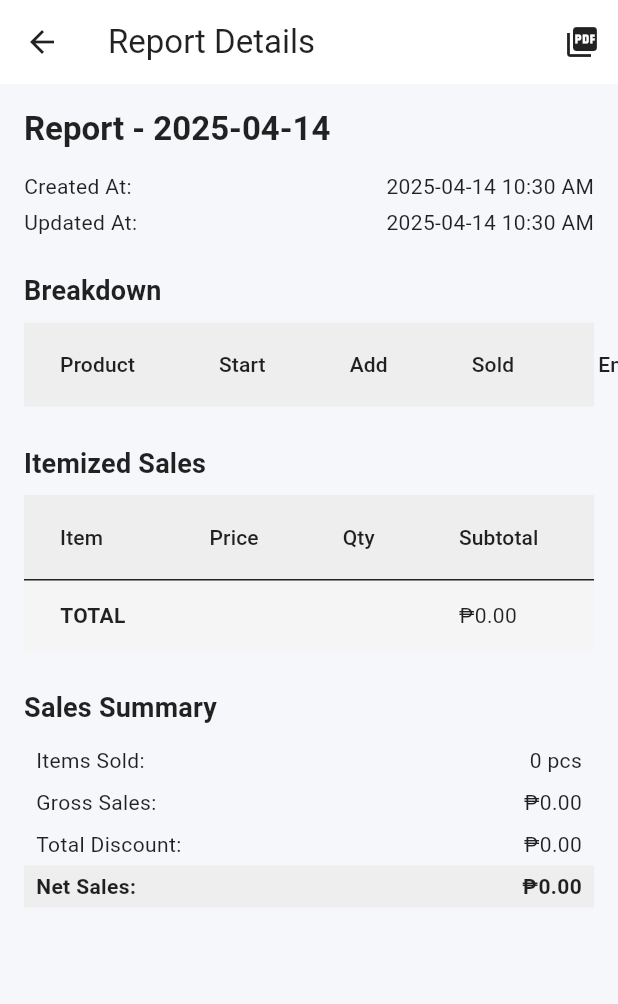
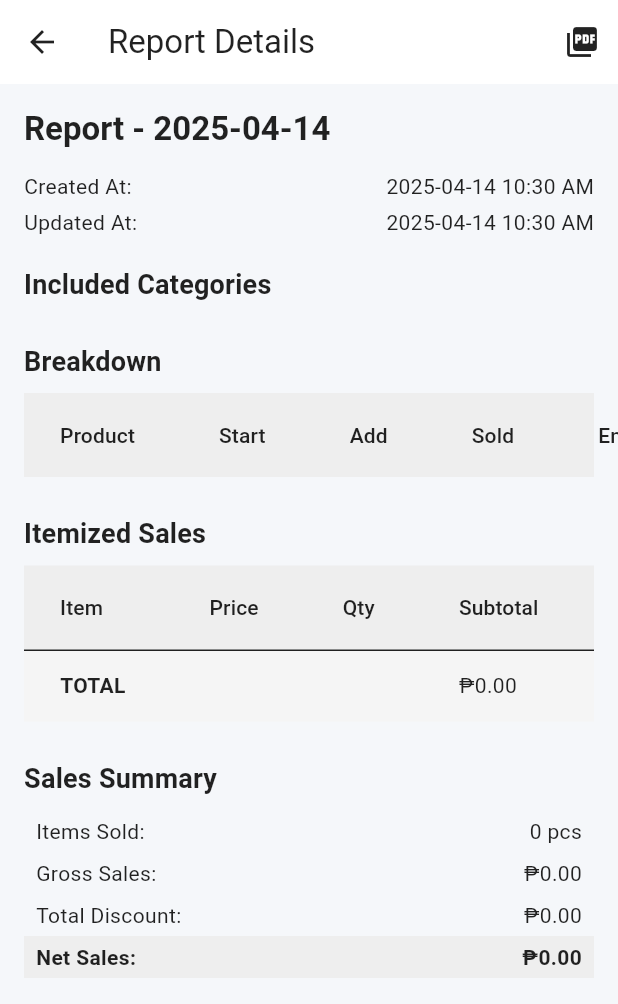
Before and after one commit to jsonjuliane/pos-app, a Flutter app: the ReportDetailPage screen opened directly with empty values, after a tap on the "picture as pdf" icon, on a phone screen of 412 x 824 dp. Shown: the top 1004 px of the screen. Run offline on Flutter 3.47's test engine with Material 3 defaults, Android fonts, the phone set to English and light mode, and no system bars; our stand-ins replace cloud_firestore, firebase_auth, firebase_core, flutter_riverpod, go_router, package_info_plus and 3 more; accounts and stored records are empty.

Commit message:
[PRODUCT] Dynamic removal of items in report page via category inclusion / exclusion

```diff
--- a/lib/features/report/data/model/sales_summary.dart
+++ b/lib/features/report/data/model/sales_summary.dart
@@ -17,6 +17,7 @@ class SalesSummary {
 }
 
 class SalesSummaryItem {
+  final String productId;
   final String name;
   final double price;
   final bool discounted;
@@ -25,6 +26,7 @@ class SalesSummaryItem {
   final double discount;
 
   SalesSummaryItem({
+    required this.productId,
     required this.name,
     required this.price,
     required this.discounted,
--- a/lib/features/report/domain/repository/report_repository.dart
+++ b/lib/features/report/domain/repository/report_repository.dart
@@ -118,6 +118,7 @@ class ReportRepository {
         if (itemMap.containsKey(key)) {
           final existing = itemMap[key]!;
           itemMap[key] = SalesSummaryItem(
+            productId: existing.productId.toString(),
             name: existing.name,
             price: existing.price,
             discounted: existing.discounted,
@@ -127,6 +128,7 @@ class ReportRepository {
           );
         } else {
           itemMap[key] = SalesSummaryItem(
+            productId: item.productId,
             name: item.name,
             price: item.price,
             discounted: order.discountApplied,
--- a/lib/features/report/presentation/pages/report_detail_page.dart
+++ b/lib/features/report/presentation/pages/report_detail_page.dart
@@ -12,7 +12,9 @@ import '../../data/model/inventory_report.dart';
 import '../../data/model/sales_summary.dart';
 import '../../data/providers/report_repo_providers.dart';
 
-class ReportDetailPage extends ConsumerWidget {
+/// ReportDetailPage displays the detailed report with dynamic filtering by included product categories.
+/// The same filtering is applied to the generated PDF.
+class ReportDetailPage extends ConsumerStatefulWidget {
   final InventoryReport report;
   final Map<String, Product> productMap;
 
@@ -23,9 +25,26 @@ class ReportDetailPage extends ConsumerWidget {
   });
 
   @override
-  Widget build(BuildContext context, WidgetRef ref) {
+  ConsumerState<ReportDetailPage> createState() => _ReportDetailPageState();
+}
+
+class _ReportDetailPageState extends ConsumerState<ReportDetailPage> {
+  late Set<String> _includedCategories;
+
+  @override
+  void initState() {
+    super.initState();
+    // By default, include all available categories from the productMap.
+    _includedCategories = widget.productMap.values.map((p) => p.category).toSet();
+  }
+
+  @override
+  Widget build(BuildContext context) {
     final theme = Theme.of(context);
     final dateFormatter = DateFormat('yyyy-MM-dd hh:mm a');
+
+    // Get all unique categories from productMap.
+    final allCategories = widget.productMap.values.map((p) => p.category).toSet();
 
     return Scaffold(
       appBar: AppBar(
@@ -35,11 +54,15 @@ class ReportDetailPage extends ConsumerWidget {
             icon: const Icon(Icons.picture_as_pdf),
             onPressed: () async {
               final summary = await ref.read(reportRepoProvider).getSalesSummary(
-                branchId: report.branchId,
-                date: report.date,
+                branchId: widget.report.branchId,
+                date: widget.report.date,
               );
               await Printing.layoutPdf(
-                onLayout: (format) => _generatePdf(report, summary),
+                onLayout: (format) => _generatePdf(
+                  widget.report,
+                  summary,
+                  includedCategories: _includedCategories,
+                ),
               );
             },
           ),
@@ -47,45 +70,89 @@ class ReportDetailPage extends ConsumerWidget {
       ),
       body: FutureBuilder<SalesSummary>(
         future: ref.read(reportRepoProvider).getSalesSummary(
-          branchId: report.branchId,
-          date: report.date,
+          branchId: widget.report.branchId,
+          date: widget.report.date,
         ),
         builder: (context, snapshot) {
           if (!snapshot.hasData) return const Center(child: CircularProgressIndicator());
+          final summary = snapshot.data!;
 
-          final summary = snapshot.data!;
-          final groupedItems = _groupSalesItems(summary.items);
+          // Filter sales items based on included categories.
+          final filteredSalesItems = summary.items.where((item) {
+            final prod = widget.productMap[item.productId];
+            return prod != null && _includedCategories.contains(prod.category);
+          }).toList();
+
+          // Group the filtered sales items using the same logic.
+          final groupedItems = _groupSalesItems(filteredSalesItems);
           final totalSubtotal = groupedItems.fold<double>(0, (sum, item) => sum + item['subtotal']);
           final totalDiscount = groupedItems.fold<double>(0, (sum, item) => sum + item['discount']);
           final totalFinal = totalSubtotal - totalDiscount;
 
+          // Recalculate summary from filtered items.
+          final totalItemsSold = filteredSalesItems.fold<int>(0, (sum, item) => sum + item.quantity);
+          final grossSales = filteredSalesItems.fold<double>(0, (sum, item) => sum + item.subtotal);
+          final totalDiscountAgg = filteredSalesItems.fold<double>(0, (sum, item) => sum + item.discount);
+          final netSales = grossSales - totalDiscountAgg;
+
           return ListView(
             padding: const EdgeInsets.all(16),
             children: [
-              Text('Report - ${DateFormat('yyyy-MM-dd').format(report.date)}',
-                  style: theme.textTheme.titleLarge?.copyWith(fontWeight: FontWeight.bold)),
+              // Report Header
+              Text(
+                'Report - ${DateFormat('yyyy-MM-dd').format(widget.report.date)}',
+                style: theme.textTheme.titleLarge?.copyWith(fontWeight: FontWeight.bold),
+              ),
               const SizedBox(height: 12),
+              _infoRow('Created At:', dateFormatter.format(widget.report.createdAt.toLocal())),
+              _infoRow('Updated At:', dateFormatter.format(widget.report.updatedAt.toLocal())),
+              const SizedBox(height: 16),
 
-              _infoRow('Created At:', dateFormatter.format(report.createdAt.toLocal())),
-              _infoRow('Updated At:', dateFormatter.format(report.updatedAt.toLocal())),
+              // Included Categories Filter
+              Text('Included Categories', style: theme.textTheme.titleMedium),
+              const SizedBox(height: 8),
+              Wrap(
+                spacing: 8,
+                children: allCategories.map((category) {
+                  final isSelected = _includedCategories.contains(category);
+                  return FilterChip(
+                    label: Text(category),
+                    selected: isSelected,
+                    onSelected: (selected) {
+                      setState(() {
+                        if (selected) {
+                          _includedCategories.add(category);
+                        } else {
+                          _includedCategories.remove(category);
+                        }
+                      });
+                    },
+                  );
+                }).toList(),
+              ),
+              const SizedBox(height: 16),
 
-              const SizedBox(height: 20),
+              // Inventory Breakdown Section
               Text('Breakdown', style: theme.textTheme.titleMedium),
               const SizedBox(height: 8),
               _buildInventoryTable(theme),
 
               const SizedBox(height: 24),
+
+              // Itemized Sales Section
               Text('Itemized Sales', style: theme.textTheme.titleMedium),
               const SizedBox(height: 8),
               _buildSalesTable(theme, groupedItems, totalSubtotal, totalDiscount, totalFinal),
 
               const SizedBox(height: 24),
+
+              // Sales Summary Section
               Text('Sales Summary', style: theme.textTheme.titleMedium),
               const SizedBox(height: 8),
-              _summaryRow('Items Sold:', '${summary.totalItemsSold} pcs'),
-              _summaryRow('Gross Sales:', '₱${summary.grossSales.toStringAsFixed(2)}'),
-              _summaryRow('Total Discount:', '₱${summary.totalDiscount.toStringAsFixed(2)}'),
-              _summaryRow('Net Sales:', '₱${summary.netSales.toStringAsFixed(2)}', bold: true, highlight: true),
+              _summaryRow('Items Sold:', '${totalItemsSold} pcs'),
+              _summaryRow('Gross Sales:', '₱${grossSales.toStringAsFixed(2)}'),
+              _summaryRow('Total Discount:', '₱${totalDiscountAgg.toStringAsFixed(2)}'),
+              _summaryRow('Net Sales:', '₱${netSales.toStringAsFixed(2)}', bold: true, highlight: true),
             ],
           );
         },
@@ -93,6 +160,7 @@ class ReportDetailPage extends ConsumerWidget {
     );
   }
 
+  /// Groups sales items by (name + price).
   List<Map<String, dynamic>> _groupSalesItems(List items) {
     final grouped = <String, Map<String, dynamic>>{};
     for (final item in items) {
@@ -114,39 +182,33 @@ class ReportDetailPage extends ConsumerWidget {
     return grouped.values.toList();
   }
 
+  /// Builds a simple info row for label and value.
   Widget _infoRow(String label, String value) {
     return Padding(
       padding: const EdgeInsets.symmetric(vertical: 2),
-      child: Row(children: [
-        Expanded(child: Text(label, style: const TextStyle(color: Colors.black87))),
-        Text(value),
-      ]),
-    );
-  }
-
-  Widget _summaryRow(String label, String value, {bool bold = false, bool highlight = false}) {
-    return Container(
-      color: highlight ? Colors.grey.shade200 : null,
-      padding: const EdgeInsets.symmetric(vertical: 4, horizontal: 8),
       child: Row(
         children: [
-          Expanded(child: Text(label, style: bold ? const TextStyle(fontWeight: FontWeight.bold) : null)),
-          Text(value, style: TextStyle(fontWeight: bold ? FontWeight.bold : null)),
+          Expanded(child: Text(label, style: const TextStyle(color: Colors.black87))),
+          Text(value),
         ],
       ),
     );
   }
 
+  /// Builds the Inventory Breakdown table filtered by included categories.
   Widget _buildInventoryTable(ThemeData theme) {
     final headers = ['Product', 'Start', 'Add', 'Sold', 'End'];
-    final rows = report.startInventory.keys.map((productId) {
-      final name = productMap[productId]?.name ?? 'Unknown';
+    final rows = widget.report.startInventory.keys.where((productId) {
+      final product = widget.productMap[productId];
+      return product != null && _includedCategories.contains(product.category);
+    }).map((productId) {
+      final name = widget.productMap[productId]?.name ?? 'Unknown';
       return [
         name,
-        '${report.startInventory[productId] ?? 0}',
-        '${report.addedInventory[productId] ?? 0}',
-        '${report.soldInventory[productId] ?? 0}',
-        '${report.endInventory[productId] ?? 0}',
+        '${widget.report.startInventory[productId] ?? 0}',
+        '${widget.report.addedInventory[productId] ?? 0}',
+        '${widget.report.soldInventory[productId] ?? 0}',
+        '${widget.report.endInventory[productId] ?? 0}',
       ];
     }).toList();
 
@@ -157,6 +219,7 @@ class ReportDetailPage extends ConsumerWidget {
     );
   }
 
+  /// Builds the Itemized Sales table from grouped sales items.
   Widget _buildSalesTable(ThemeData theme, List<Map<String, dynamic>> items, double subtotal, double discount, double total) {
     return DataTable(
       headingRowColor: MaterialStateProperty.all(Colors.grey.shade200),
@@ -180,7 +243,7 @@ class ReportDetailPage extends ConsumerWidget {
         DataRow(
           color: MaterialStateProperty.all(Colors.grey.shade100),
           cells: [
-            DataCell(Text('TOTAL', style: TextStyle(fontWeight: FontWeight.bold))),
+            DataCell(Text('TOTAL', style: const TextStyle(fontWeight: FontWeight.bold))),
             const DataCell(Text('')),
             const DataCell(Text('')),
             DataCell(Text('₱${subtotal.toStringAsFixed(2)}')),
@@ -192,16 +255,38 @@ class ReportDetailPage extends ConsumerWidget {
     );
   }
 
+  /// Builds a summary row widget for the Sales Summary section.
+  Widget _summaryRow(String label, String value, {bool bold = false, bool highlight = false}) {
+    return Container(
+      color: highlight ? Colors.grey.shade200 : null,
+      padding: const EdgeInsets.symmetric(vertical: 4, horizontal: 8),
+      child: Row(
+        children: [
+          Expanded(child: Text(label, style: bold ? const TextStyle(fontWeight: FontWeight.bold) : null)),
+          Text(value, style: bold ? const TextStyle(fontWeight: FontWeight.bold) : null),
+        ],
+      ),
+    );
+  }
+
+  /// Generates the PDF document using the same grouping and filtering logic.
   Future<Uint8List> _generatePdf(
       InventoryReport report,
-      SalesSummary summary,
-      ) async {
+      SalesSummary summary, {
+        required Set<String> includedCategories,
+      }) async {
     final pdf = pw.Document();
     final dateFormatter = DateFormat('yyyy-MM-dd hh:mm a');
 
-    // Group items by (name + price)
+    // Filter sales items based on included categories.
+    final filteredSalesItems = summary.items.where((item) {
+      final prod = widget.productMap[item.productId];
+      return prod != null && includedCategories.contains(prod.category);
+    }).toList();
+
+    // Group filtered items by (name + price).
     final groupedItems = <String, Map<String, dynamic>>{};
-    for (final item in summary.items) {
+    for (final item in filteredSalesItems) {
       final key = '${item.name}-${item.price}';
       if (groupedItems.containsKey(key)) {
         groupedItems[key]!['quantity'] += item.quantity;
@@ -218,9 +303,16 @@ class ReportDetailPage extends ConsumerWidget {
       }
     }
 
+    // Recalculate totals from filtered grouped items.
     final totalSubtotal = groupedItems.values.fold<double>(0, (sum, item) => sum + item['subtotal']);
     final totalDiscount = groupedItems.values.fold<double>(0, (sum, item) => sum + item['discount']);
     final totalFinal = totalSubtotal - totalDiscount;
+
+    // Also recalc overall sales summary (filtered) if needed.
+    final filteredTotalItemsSold = filteredSalesItems.fold<int>(0, (sum, item) => sum + item.quantity);
+    final filteredGrossSales = filteredSalesItems.fold<double>(0, (sum, item) => sum + item.subtotal);
+    final filteredTotalDiscountAgg = filteredSalesItems.fold<double>(0, (sum, item) => sum + item.discount);
+    final filteredNetSales = filteredGrossSales - filteredTotalDiscountAgg;
 
     pdf.addPage(
       pw.MultiPage(
@@ -230,18 +322,18 @@ class ReportDetailPage extends ConsumerWidget {
             style: pw.TextStyle(fontSize: 18, fontWeight: pw.FontWeight.bold),
           ),
           pw.SizedBox(height: 12),
-
           pw.Text('Created At: ${dateFormatter.format(report.createdAt.toLocal())}'),
           pw.Text('Updated At: ${dateFormatter.format(report.updatedAt.toLocal())}'),
-
           pw.SizedBox(height: 16),
           pw.Text('Breakdown:', style: pw.TextStyle(fontWeight: pw.FontWeight.bold)),
           pw.SizedBox(height: 8),
-
           pw.Table.fromTextArray(
             headers: ['Product', 'Start', 'Add', 'Sold', 'End'],
-            data: report.startInventory.keys.map((productId) {
-              final name = productMap[productId]?.name ?? 'Unknown';
+            data: report.startInventory.keys.where((productId) {
+              final prod = widget.productMap[productId];
+              return prod != null && includedCategories.contains(prod.category);
+            }).map((productId) {
+              final name = widget.productMap[productId]?.name ?? 'Unknown';
               return [
                 name,
                 '${report.startInventory[productId] ?? 0}',
@@ -251,11 +343,9 @@ class ReportDetailPage extends ConsumerWidget {
               ];
             }).toList(),
           ),
-
           pw.SizedBox(height: 16),
           pw.Text('Itemized Sales:', style: pw.TextStyle(fontWeight: pw.FontWeight.bold)),
           pw.SizedBox(height: 8),
-
           pw.Table.fromTextArray(
             headers: ['Item', 'Price', 'Qty', 'Subtotal', 'Discount', 'Total'],
             data: groupedItems.values.map((item) {
@@ -278,20 +368,18 @@ class ReportDetailPage extends ConsumerWidget {
                 'P${totalFinal.toStringAsFixed(2)}',
               ]),
           ),
-
           pw.SizedBox(height: 16),
           pw.Text('Sales Summary:', style: pw.TextStyle(fontWeight: pw.FontWeight.bold)),
           pw.SizedBox(height: 8),
-
           pw.Table(
             columnWidths: {
               0: pw.FlexColumnWidth(3),
               1: pw.FlexColumnWidth(2),
             },
             children: [
-              _tableSummaryRow('Items Sold:', '${summary.totalItemsSold} pcs'),
-              _tableSummaryRow('Gross Sales:', 'P${summary.grossSales.toStringAsFixed(2)}'),
-              _tableSummaryRow('Total Discount:', 'P${summary.totalDiscount.toStringAsFixed(2)}'),
+              _tableSummaryRow('Items Sold:', '${filteredTotalItemsSold} pcs'),
+              _tableSummaryRow('Gross Sales:', 'P${filteredGrossSales.toStringAsFixed(2)}'),
+              _tableSummaryRow('Total Discount:', 'P${filteredTotalDiscountAgg.toStringAsFixed(2)}'),
               pw.TableRow(
                 children: [
                   pw.Container(
@@ -302,9 +390,9 @@ class ReportDetailPage extends ConsumerWidget {
                   pw.Container(
                     color: PdfColors.grey300,
                     padding: const pw.EdgeInsets.all(4),
+                    alignment: pw.Alignment.centerRight,
                     child: pw.Text(
-                      'P${summary.netSales.toStringAsFixed(2)}',
-                      textAlign: pw.TextAlign.right,
+                      'P${filteredNetSales.toStringAsFixed(2)}',
                       style: pw.TextStyle(fontWeight: pw.FontWeight.bold),
                     ),
                   ),
@@ -319,15 +407,12 @@ class ReportDetailPage extends ConsumerWidget {
     return pdf.save();
   }
 
+  /// Helper function to build summary rows in the PDF.
   pw.TableRow _tableSummaryRow(String label, String value, {bool bold = false, bool highlight = false}) {
     final style = pw.TextStyle(
       fontWeight: bold ? pw.FontWeight.bold : pw.FontWeight.normal,
     );
-
-    final containerStyle = highlight
-        ? pw.BoxDecoration(color: PdfColors.grey300)
-        : null;
-
+    final containerStyle = highlight ? pw.BoxDecoration(color: PdfColors.grey300) : null;
     return pw.TableRow(
       children: [
         pw.Container(
@@ -344,6 +429,4 @@ class ReportDetailPage extends ConsumerWidget {
       ],
     );
   }
-
-// Your existing _generatePdf implementation with grouping logic stays as-is
 }
```
